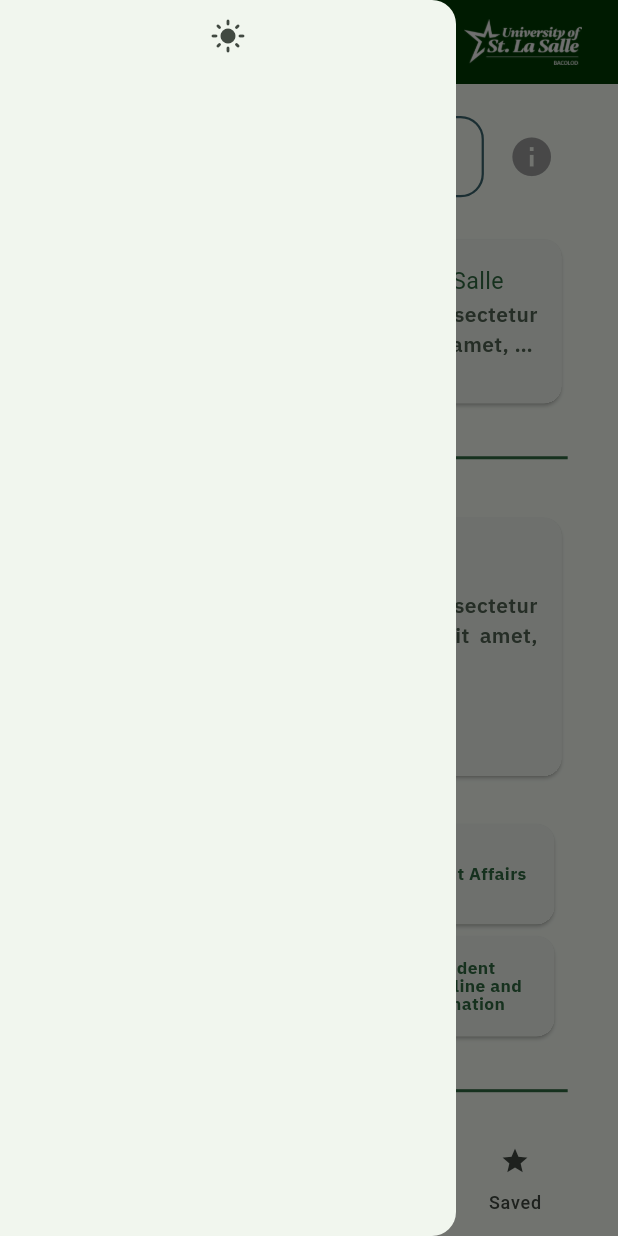
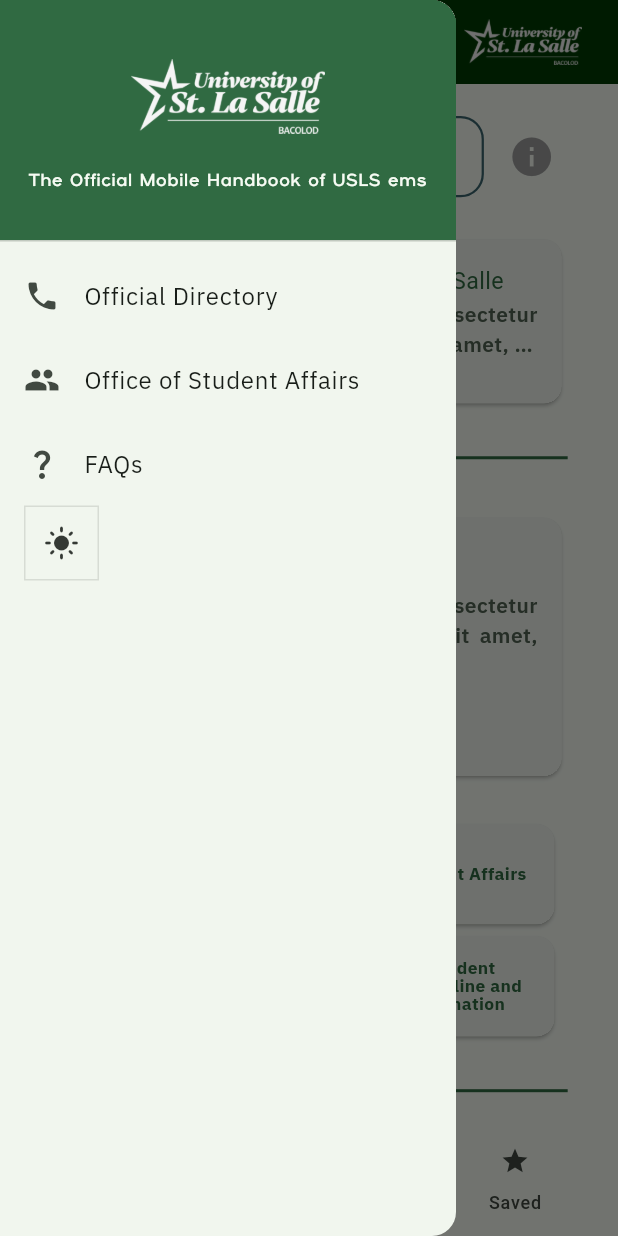
Before and after one commit to ascxiao/handbook, a Flutter app: the screen it shows after launch, with the side drawer open, on a phone screen of 412 x 824 dp. Run offline on Flutter 3.47's test engine with Material 3 defaults, Android fonts, the phone set to English and light mode, and no system bars; our stand-ins replace flutter_markdown_plus, flutter_screenutil, gap.

Commit message:
improved the drawer

```diff
--- a/lib/views/pages/article_page.dart
+++ b/lib/views/pages/article_page.dart
@@ -7,8 +7,6 @@
 import 'package:handbook/views/widgets/topic_chip.dart';
 
 import '../../data/article_service.dart';
-import '../widgets/appbar_widget.dart';
-import '../widgets/drawer_widget.dart';
 import '../widgets/navbar.dart';
 import '../widgets/page_control_widget.dart';
 import '../widgets/related_articles_widget.dart';
--- a/lib/views/widgets/appbar_widget.dart
+++ b/lib/views/widgets/appbar_widget.dart
@@ -1,7 +1,6 @@
 import 'package:flutter/material.dart';
 import 'package:flutter_screenutil/flutter_screenutil.dart';
 import 'package:handbook/data/notifiers.dart';
-import 'package:handbook/views/widgets/search_bar.dart';
 
 class AppBarWidget extends StatelessWidget implements PreferredSizeWidget {
   const AppBarWidget({
--- a/lib/views/widgets/drawer_widget.dart
+++ b/lib/views/widgets/drawer_widget.dart
@@ -1,4 +1,5 @@
 import 'package:flutter/material.dart';
+import 'package:flutter_screenutil/flutter_screenutil.dart';
 import 'package:handbook/data/notifiers.dart';
 
 class DrawerWidget extends StatelessWidget {
@@ -9,18 +10,65 @@
     return SafeArea(
       child: Drawer(
         surfaceTintColor: Colors.white,
+        child: ListView(
+          children: [
+            DrawerHeader(
+              decoration: BoxDecoration(
+                color: Theme.of(context).colorScheme.primary,
+              ),
               child: Column(
+                mainAxisAlignment: MainAxisAlignment.spaceEvenly,
                 children: [
-            ValueListenableBuilder(
+                  Image.asset('assets/images/usls.png', height: 50),
+                  Text(
+                    'The Official Mobile Handbook of USLS ems',
+                    style: TextStyle(
+                      fontFamily: 'Gilgan',
+                      fontSize: 12.sp,
+                      color: Theme.of(context).colorScheme.surface,
+                    ),
+                    textAlign: TextAlign.center,
+                  ),
+                ],
+              ),
+            ),
+            ListTile(
+              title: Text(
+                'Official Directory',
+                style: TextStyle(fontFamily: 'IBM Plex Sans'),
+              ),
+              leading: Icon(Icons.phone),
+            ),
+            ListTile(
+              title: Text(
+                'Office of Student Affairs',
+                style: TextStyle(fontFamily: 'IBM Plex Sans'),
+              ),
+              leading: Icon(Icons.people),
+            ),
+            ListTile(
+              title: Text(
+                'FAQs',
+                style: TextStyle(fontFamily: 'IBM Plex Sans'),
+              ),
+              leading: Icon(Icons.question_mark),
+            ),
+            Padding(
+              padding: const EdgeInsets.symmetric(horizontal: 16.0),
+              child: ValueListenableBuilder(
                 valueListenable: darkModeNotifier,
                 builder: (context, isDark, child) {
-                return IconButton(
-                  onPressed: () {
+                  return ToggleButtons(
+                    isSelected: [isDark],
+                    onPressed: (int index) {
                       darkModeNotifier.value = !darkModeNotifier.value;
                     },
-                  icon: isDark ? Icon(Icons.dark_mode) : Icon(Icons.light_mode),
+                    children: [
+                      isDark ? Icon(Icons.dark_mode) : Icon(Icons.light_mode),
+                    ],
                   );
                 },
+              ),
             ),
           ],
         ),
```
Lines whose indentation alone changed are shown as unchanged.
